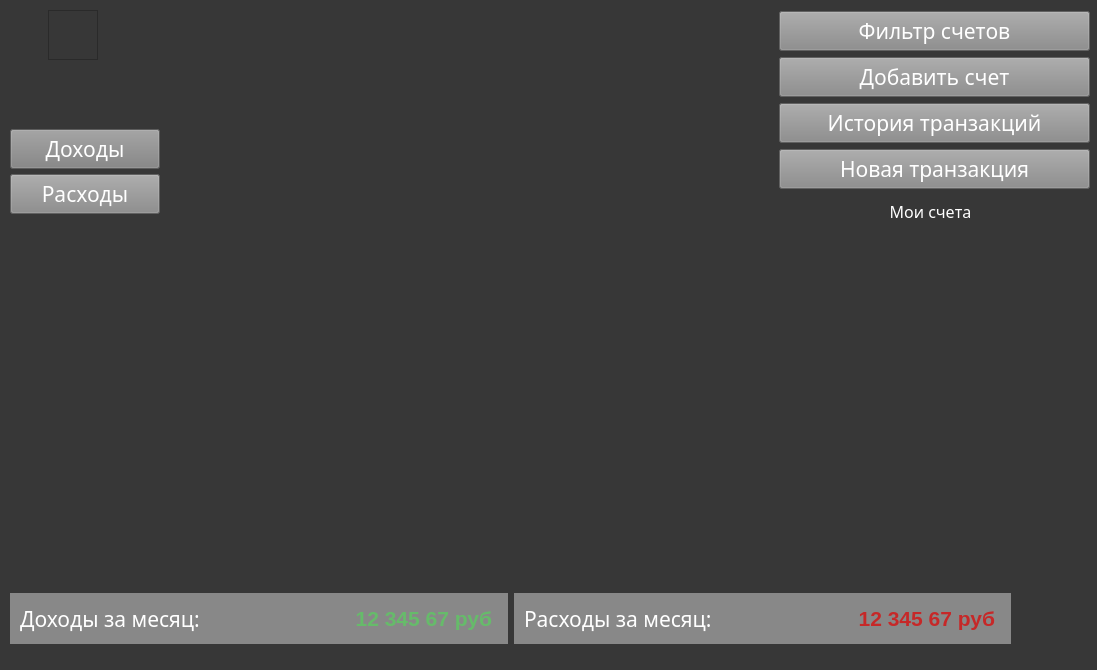
Above: ui/main.ui from Protocs/OkayMoney before the change. Below: the same form after it.
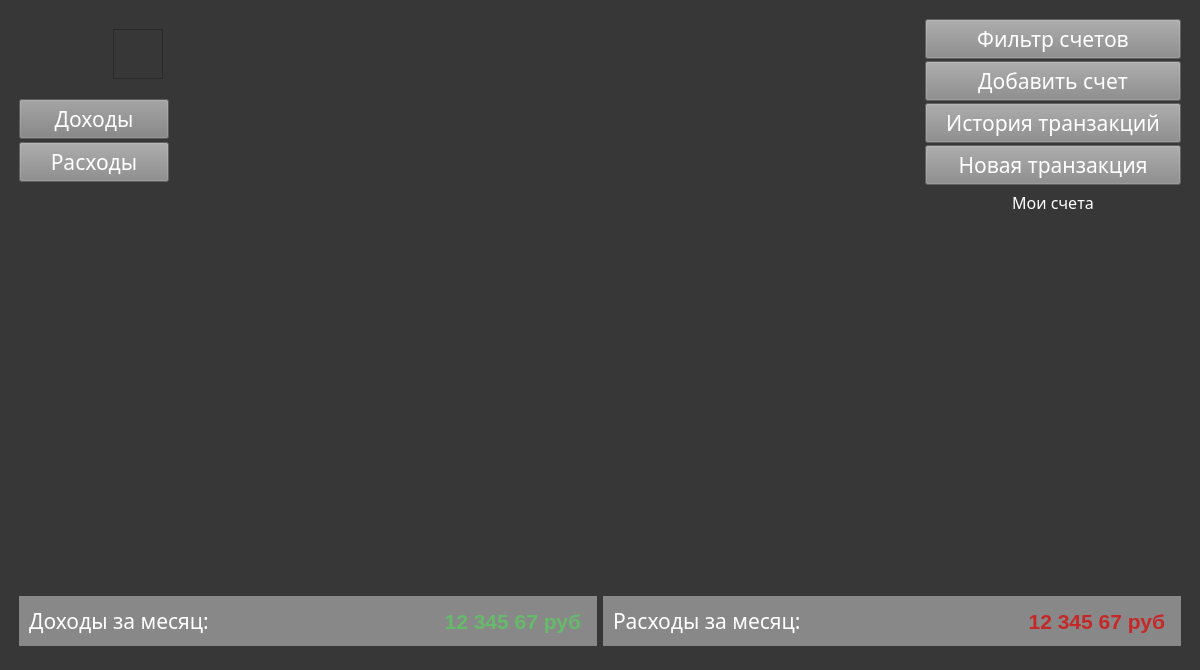
That is the form after the change. Icons and pictures are not drawn.

Commit message: Добавил Layouts в интерфейс главного окна

The edit to the form file:
```diff
--- a/ui/main.ui
+++ b/ui/main.ui
@@ -6,10 +6,16 @@
    <rect>
     <x>0</x>
     <y>0</y>
-    <width>1097</width>
+    <width>1200</width>
     <height>670</height>
    </rect>
   </property>
+  <property name="minimumSize">
+   <size>
+    <width>1200</width>
+    <height>670</height>
+   </size>
+  </property>
   <property name="font">
    <font>
     <weight>75</weight>
@@ -24,28 +30,40 @@
 color: rgb(255, 255, 255);</string>
   </property>
   <widget class="QWidget" name="centralwidget">
-   <widget class="QWidget" name="pie_place" native="true">
-    <property name="geometry">
-     <rect>
-      <x>290</x>
-      <y>60</y>
-      <width>431</width>
-      <height>471</height>
-     </rect>
+   <layout class="QVBoxLayout" name="verticalLayout_3">
+    <property name="sizeConstraint">
+     <enum>QLayout::SetMinimumSize</enum>
     </property>
-   </widget>
-   <widget class="QWidget" name="layoutWidget">
-    <property name="geometry">
-     <rect>
-      <x>779</x>
-      <y>0</y>
-      <width>311</width>
-      <height>191</height>
-     </rect>
-    </property>
+    <item>
+     <spacer name="verticalSpacer_2">
+      <property name="orientation">
+       <enum>Qt::Vertical</enum>
+      </property>
+      <property name="sizeType">
+       <enum>QSizePolicy::Minimum</enum>
+      </property>
+      <property name="sizeHint" stdset="0">
+       <size>
+        <width>20</width>
+        <height>10</height>
+       </size>
+      </property>
+     </spacer>
+    </item>
+    <item>
+     <layout class="QVBoxLayout" name="verticalLayout_2">
+      <property name="sizeConstraint">
+       <enum>QLayout::SetFixedSize</enum>
+      </property>
+      <item>
+       <layout class="QGridLayout" name="gridLayout">
+        <property name="sizeConstraint">
+         <enum>QLayout::SetFixedSize</enum>
+        </property>
+        <item row="0" column="3" rowspan="2">
     <layout class="QVBoxLayout" name="main_operations_layout">
      <property name="spacing">
-      <number>0</number>
+           <number>2</number>
      </property>
      <item>
       <widget class="QPushButton" name="accounts_filter_btn">
@@ -57,8 +75,8 @@
        </property>
        <property name="maximumSize">
         <size>
-         <width>400</width>
-         <height>30</height>
+              <width>16777215</width>
+              <height>16777215</height>
         </size>
        </property>
        <property name="font">
@@ -87,8 +105,8 @@
        </property>
        <property name="maximumSize">
         <size>
-         <width>400</width>
-         <height>30</height>
+              <width>16777215</width>
+              <height>16777215</height>
         </size>
        </property>
        <property name="font">
@@ -117,8 +135,8 @@
        </property>
        <property name="maximumSize">
         <size>
-         <width>400</width>
-         <height>30</height>
+              <width>16777215</width>
+              <height>16777215</height>
         </size>
        </property>
        <property name="font">
@@ -147,8 +165,8 @@
        </property>
        <property name="maximumSize">
         <size>
-         <width>400</width>
-         <height>30</height>
+              <width>16777215</width>
+              <height>16777215</height>
         </size>
        </property>
        <property name="font">
@@ -168,206 +186,27 @@
       </widget>
      </item>
     </layout>
-   </widget>
-   <widget class="QWidget" name="layoutWidget_3">
-    <property name="geometry">
-     <rect>
-      <x>10</x>
-      <y>120</y>
-      <width>151</width>
-      <height>101</height>
-     </rect>
-    </property>
-    <layout class="QVBoxLayout" name="verticalLayout_4">
-     <property name="spacing">
-      <number>0</number>
-     </property>
-     <item>
-      <widget class="QPushButton" name="OnlyIncomes">
-       <property name="sizePolicy">
-        <sizepolicy hsizetype="Preferred" vsizetype="Preferred">
-         <horstretch>0</horstretch>
-         <verstretch>0</verstretch>
-        </sizepolicy>
-       </property>
-       <property name="minimumSize">
-        <size>
-         <width>100</width>
-         <height>40</height>
-        </size>
-       </property>
-       <property name="maximumSize">
-        <size>
-         <width>150</width>
-         <height>35</height>
-        </size>
-       </property>
-       <property name="font">
-        <font>
-         <family>Gotham Pro Medium</family>
-         <pointsize>16</pointsize>
-        </font>
-       </property>
-       <property name="styleSheet">
-        <string notr="true">text-align:center;
-background-color: rgb(129, 129, 129);</string>
-       </property>
-       <property name="text">
-        <string>Доходы</string>
-       </property>
-      </widget>
-     </item>
-     <item>
-      <widget class="QPushButton" name="OnlyExpenses">
+        </item>
+        <item row="0" column="2" rowspan="3">
+         <widget class="QWidget" name="pie_place" native="true">
        <property name="minimumSize">
         <size>
-         <width>0</width>
-         <height>35</height>
+            <width>650</width>
+            <height>535</height>
         </size>
        </property>
        <property name="maximumSize">
         <size>
-         <width>150</width>
-         <height>40</height>
-        </size>
-       </property>
-       <property name="font">
-        <font>
-         <family>Gotham Pro Medium</family>
-         <pointsize>16</pointsize>
-        </font>
-       </property>
-       <property name="styleSheet">
-        <string notr="true">text-align:center;
-background-color: rgb(136, 136, 136);</string>
-       </property>
-       <property name="text">
-        <string>Расходы</string>
-       </property>
-      </widget>
-     </item>
-    </layout>
-   </widget>
-   <widget class="QWidget" name="layoutWidget">
-    <property name="geometry">
-     <rect>
-      <x>10</x>
-      <y>593</y>
-      <width>1001</width>
-      <height>51</height>
-     </rect>
-    </property>
-    <layout class="QHBoxLayout" name="horizontalLayout_3">
-     <item>
-      <layout class="QHBoxLayout" name="horizontalLayout">
-       <property name="spacing">
-        <number>0</number>
-       </property>
-       <item>
-        <widget class="QLabel" name="MonthlyIncome">
-         <property name="font">
-          <font>
-           <family>Gotham Pro Medium</family>
-           <pointsize>16</pointsize>
-          </font>
-         </property>
-         <property name="styleSheet">
-          <string notr="true">background-color: rgb(136, 136, 136);
-padding-left:5px;</string>
-         </property>
-         <property name="text">
-          <string>Доходы за месяц:</string>
-         </property>
-        </widget>
-       </item>
-       <item>
-        <widget class="QLabel" name="MonthlyIncomeMoney">
-         <property name="font">
-          <font>
-           <family>MS Shell Dlg 2</family>
-           <pointsize>16</pointsize>
-           <weight>75</weight>
-           <italic>false</italic>
-           <bold>true</bold>
-          </font>
-         </property>
-         <property name="styleSheet">
-          <string notr="true">background-color: rgb(136, 136, 136);
-padding-right:10px;
-color: rgb(102, 187, 106);
-</string>
-         </property>
-         <property name="text">
-          <string>12 345 67 руб</string>
-         </property>
-         <property name="alignment">
-          <set>Qt::AlignRight|Qt::AlignTrailing|Qt::AlignVCenter</set>
-         </property>
-        </widget>
-       </item>
-      </layout>
-     </item>
-     <item>
-      <layout class="QHBoxLayout" name="horizontalLayout_2">
-       <property name="spacing">
-        <number>0</number>
-       </property>
-       <item>
-        <widget class="QLabel" name="MonthlyExpenses">
-         <property name="font">
-          <font>
-           <family>Gotham Pro Medium</family>
-           <pointsize>16</pointsize>
-          </font>
-         </property>
-         <property name="styleSheet">
-          <string notr="true">background-color: rgb(136, 136, 136);
-padding-left:5px;</string>
-         </property>
-         <property name="text">
-          <string>Расходы за месяц:</string>
-         </property>
-        </widget>
-       </item>
-       <item>
-        <widget class="QLabel" name="MonthlyExpensesMoney">
-         <property name="font">
-          <font>
-           <family>MS Shell Dlg 2</family>
-           <pointsize>16</pointsize>
-           <weight>75</weight>
-           <bold>true</bold>
-          </font>
-         </property>
-         <property name="styleSheet">
-          <string notr="true">background-color: rgb(136, 136, 136);
-padding-right:10px;
-color: rgb(198, 40, 40);</string>
-         </property>
-         <property name="text">
-          <string>12 345 67 руб</string>
-         </property>
-         <property name="alignment">
-          <set>Qt::AlignRight|Qt::AlignTrailing|Qt::AlignVCenter</set>
-         </property>
-        </widget>
-       </item>
-      </layout>
-     </item>
-    </layout>
-   </widget>
-   <widget class="QWidget" name="layoutWidget">
-    <property name="geometry">
-     <rect>
-      <x>10</x>
-      <y>10</y>
-      <width>162</width>
-      <height>89</height>
-     </rect>
-    </property>
+            <width>650</width>
+            <height>535</height>
+           </size>
+          </property>
+         </widget>
+        </item>
+        <item row="0" column="1">
     <layout class="QHBoxLayout" name="horizontalLayout_4">
      <property name="sizeConstraint">
-      <enum>QLayout::SetFixedSize</enum>
+           <enum>QLayout::SetDefaultConstraint</enum>
      </property>
      <item>
       <widget class="QLabel" name="logout_btn">
@@ -394,6 +233,34 @@
        </property>
       </widget>
      </item>
+          <item>
+           <widget class="QLabel" name="settings_btn">
+            <property name="minimumSize">
+             <size>
+              <width>50</width>
+              <height>50</height>
+             </size>
+            </property>
+            <property name="maximumSize">
+             <size>
+              <width>50</width>
+              <height>50</height>
+             </size>
+            </property>
+            <property name="cursor">
+             <cursorShape>PointingHandCursor</cursorShape>
+            </property>
+            <property name="text">
+             <string/>
+            </property>
+            <property name="pixmap">
+             <pixmap>settings.png</pixmap>
+            </property>
+            <property name="alignment">
+             <set>Qt::AlignCenter</set>
+            </property>
+           </widget>
+          </item>
      <item>
       <widget class="QGraphicsView" name="icon">
        <property name="minimumSize">
@@ -412,6 +279,18 @@
      </item>
      <item>
       <widget class="QLabel" name="username">
+            <property name="sizePolicy">
+             <sizepolicy hsizetype="Preferred" vsizetype="Preferred">
+              <horstretch>0</horstretch>
+              <verstretch>0</verstretch>
+             </sizepolicy>
+            </property>
+            <property name="maximumSize">
+             <size>
+              <width>16777215</width>
+              <height>16777215</height>
+             </size>
+            </property>
        <property name="font">
         <font>
          <weight>75</weight>
@@ -426,45 +305,9 @@
        </property>
       </widget>
      </item>
-     <item>
-      <widget class="QLabel" name="settings_btn">
-       <property name="minimumSize">
-        <size>
-         <width>50</width>
-         <height>50</height>
-        </size>
-       </property>
-       <property name="maximumSize">
-        <size>
-         <width>50</width>
-         <height>50</height>
-        </size>
-       </property>
-       <property name="cursor">
-        <cursorShape>PointingHandCursor</cursorShape>
-       </property>
-       <property name="text">
-        <string/>
-       </property>
-       <property name="pixmap">
-        <pixmap>settings.png</pixmap>
-       </property>
-       <property name="alignment">
-        <set>Qt::AlignCenter</set>
-       </property>
-      </widget>
-     </item>
-    </layout>
-   </widget>
-   <widget class="QWidget" name="layoutWidget">
-    <property name="geometry">
-     <rect>
-      <x>780</x>
-      <y>200</y>
-      <width>301</width>
-      <height>341</height>
-     </rect>
-    </property>
+         </layout>
+        </item>
+        <item row="2" column="3">
     <layout class="QVBoxLayout" name="verticalLayout">
      <property name="sizeConstraint">
       <enum>QLayout::SetDefaultConstraint</enum>
@@ -487,6 +330,12 @@
      </item>
      <item>
       <widget class="QListWidget" name="accounts_list">
+            <property name="minimumSize">
+             <size>
+              <width>0</width>
+              <height>300</height>
+             </size>
+            </property>
        <property name="font">
         <font>
          <family>Gotham Pro Medium</family>
@@ -508,7 +357,269 @@
       </widget>
      </item>
     </layout>
-   </widget>
+        </item>
+        <item row="1" column="1">
+         <layout class="QVBoxLayout" name="verticalLayout_4">
+          <property name="spacing">
+           <number>3</number>
+          </property>
+          <item>
+           <widget class="QPushButton" name="OnlyIncomes">
+            <property name="sizePolicy">
+             <sizepolicy hsizetype="Preferred" vsizetype="Preferred">
+              <horstretch>0</horstretch>
+              <verstretch>0</verstretch>
+             </sizepolicy>
+            </property>
+            <property name="minimumSize">
+             <size>
+              <width>100</width>
+              <height>40</height>
+             </size>
+            </property>
+            <property name="maximumSize">
+             <size>
+              <width>150</width>
+              <height>35</height>
+             </size>
+            </property>
+            <property name="font">
+             <font>
+              <family>Gotham Pro Medium</family>
+              <pointsize>16</pointsize>
+             </font>
+            </property>
+            <property name="styleSheet">
+             <string notr="true">text-align:center;
+background-color: rgb(129, 129, 129);</string>
+            </property>
+            <property name="text">
+             <string>Доходы</string>
+            </property>
+           </widget>
+          </item>
+          <item>
+           <widget class="QPushButton" name="OnlyExpenses">
+            <property name="minimumSize">
+             <size>
+              <width>0</width>
+              <height>35</height>
+             </size>
+            </property>
+            <property name="maximumSize">
+             <size>
+              <width>150</width>
+              <height>40</height>
+             </size>
+            </property>
+            <property name="font">
+             <font>
+              <family>Gotham Pro Medium</family>
+              <pointsize>16</pointsize>
+             </font>
+            </property>
+            <property name="styleSheet">
+             <string notr="true">text-align:center;
+background-color: rgb(136, 136, 136);</string>
+            </property>
+            <property name="text">
+             <string>Расходы</string>
+            </property>
+           </widget>
+          </item>
+         </layout>
+        </item>
+        <item row="1" column="0">
+         <spacer name="horizontalSpacer">
+          <property name="orientation">
+           <enum>Qt::Horizontal</enum>
+          </property>
+          <property name="sizeType">
+           <enum>QSizePolicy::Minimum</enum>
+          </property>
+          <property name="sizeHint" stdset="0">
+           <size>
+            <width>10</width>
+            <height>20</height>
+           </size>
+          </property>
+         </spacer>
+        </item>
+        <item row="0" column="4">
+         <spacer name="horizontalSpacer_3">
+          <property name="orientation">
+           <enum>Qt::Horizontal</enum>
+          </property>
+          <property name="sizeType">
+           <enum>QSizePolicy::Minimum</enum>
+          </property>
+          <property name="sizeHint" stdset="0">
+           <size>
+            <width>10</width>
+            <height>20</height>
+           </size>
+          </property>
+         </spacer>
+        </item>
+       </layout>
+      </item>
+      <item>
+       <layout class="QHBoxLayout" name="horizontalLayout_3">
+        <item>
+         <layout class="QHBoxLayout" name="horizontalLayout">
+          <property name="spacing">
+           <number>0</number>
+          </property>
+          <item>
+           <spacer name="horizontalSpacer_2">
+            <property name="orientation">
+             <enum>Qt::Horizontal</enum>
+            </property>
+            <property name="sizeType">
+             <enum>QSizePolicy::Fixed</enum>
+            </property>
+            <property name="sizeHint" stdset="0">
+             <size>
+              <width>10</width>
+              <height>20</height>
+             </size>
+            </property>
+           </spacer>
+          </item>
+          <item>
+           <widget class="QLabel" name="MonthlyIncome">
+            <property name="minimumSize">
+             <size>
+              <width>0</width>
+              <height>50</height>
+             </size>
+            </property>
+            <property name="font">
+             <font>
+              <family>Gotham Pro Medium</family>
+              <pointsize>16</pointsize>
+             </font>
+            </property>
+            <property name="styleSheet">
+             <string notr="true">background-color: rgb(136, 136, 136);
+padding-left:5px;</string>
+            </property>
+            <property name="text">
+             <string>Доходы за месяц:</string>
+            </property>
+           </widget>
+          </item>
+          <item>
+           <widget class="QLabel" name="MonthlyIncomeMoney">
+            <property name="font">
+             <font>
+              <family>MS Shell Dlg 2</family>
+              <pointsize>16</pointsize>
+              <weight>75</weight>
+              <italic>false</italic>
+              <bold>true</bold>
+             </font>
+            </property>
+            <property name="styleSheet">
+             <string notr="true">background-color: rgb(136, 136, 136);
+padding-right:10px;
+color: rgb(102, 187, 106);
+</string>
+            </property>
+            <property name="text">
+             <string>12 345 67 руб</string>
+            </property>
+            <property name="alignment">
+             <set>Qt::AlignRight|Qt::AlignTrailing|Qt::AlignVCenter</set>
+            </property>
+           </widget>
+          </item>
+         </layout>
+        </item>
+        <item>
+         <layout class="QHBoxLayout" name="horizontalLayout_2">
+          <property name="spacing">
+           <number>0</number>
+          </property>
+          <item>
+           <widget class="QLabel" name="MonthlyExpenses">
+            <property name="font">
+             <font>
+              <family>Gotham Pro Medium</family>
+              <pointsize>16</pointsize>
+             </font>
+            </property>
+            <property name="styleSheet">
+             <string notr="true">background-color: rgb(136, 136, 136);
+padding-left:5px;</string>
+            </property>
+            <property name="text">
+             <string>Расходы за месяц:</string>
+            </property>
+           </widget>
+          </item>
+          <item>
+           <widget class="QLabel" name="MonthlyExpensesMoney">
+            <property name="font">
+             <font>
+              <family>MS Shell Dlg 2</family>
+              <pointsize>16</pointsize>
+              <weight>75</weight>
+              <bold>true</bold>
+             </font>
+            </property>
+            <property name="styleSheet">
+             <string notr="true">background-color: rgb(136, 136, 136);
+padding-right:10px;
+color: rgb(198, 40, 40);</string>
+            </property>
+            <property name="text">
+             <string>12 345 67 руб</string>
+            </property>
+            <property name="alignment">
+             <set>Qt::AlignRight|Qt::AlignTrailing|Qt::AlignVCenter</set>
+            </property>
+           </widget>
+          </item>
+          <item>
+           <spacer name="horizontalSpacer_4">
+            <property name="orientation">
+             <enum>Qt::Horizontal</enum>
+            </property>
+            <property name="sizeType">
+             <enum>QSizePolicy::Fixed</enum>
+            </property>
+            <property name="sizeHint" stdset="0">
+             <size>
+              <width>10</width>
+              <height>20</height>
+             </size>
+            </property>
+           </spacer>
+          </item>
+         </layout>
+        </item>
+       </layout>
+      </item>
+     </layout>
+    </item>
+    <item>
+     <spacer name="verticalSpacer">
+      <property name="orientation">
+       <enum>Qt::Vertical</enum>
+      </property>
+      <property name="sizeType">
+       <enum>QSizePolicy::Minimum</enum>
+      </property>
+      <property name="sizeHint" stdset="0">
+       <size>
+        <width>20</width>
+        <height>15</height>
+       </size>
+      </property>
+     </spacer>
+    </item>
+   </layout>
   </widget>
   <widget class="QMenuBar" name="menubar">
    <property name="geometry">
```
Left out of the diff: 2 changed lines with no effect on the pictures. Lines whose indentation alone changed are shown as unchanged.
